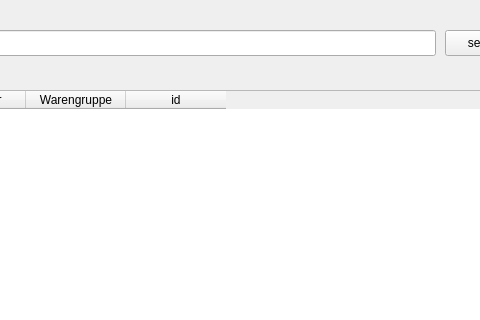
Above: cinputdialogbrowsearticle.ui from RobRoy1304/LaVa-2 before the change; both pictures show x 285 to 765 and y 0 to 320 of the 900 by 540 pixel window. Below: the same form after it.
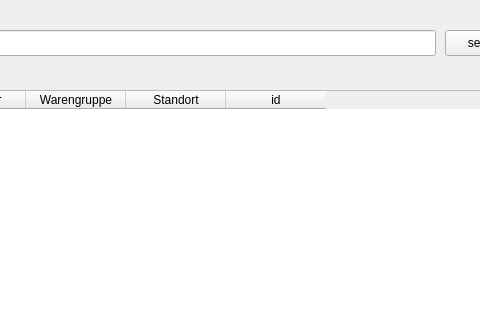
That is the form after the change. Icons and pictures are not drawn.

```diff
--- a/cinputdialogbrowsearticle.ui
+++ b/cinputdialogbrowsearticle.ui
@@ -128,6 +128,11 @@
      <string>Warengruppe</string>
     </property>
    </column>
+   <column>
+    <property name="text">
+     <string>Standort</string>
+    </property>
+   </column>
    <column>
     <property name="text">
      <string>id</string>
```
Left out of the diff: 5 changed lines with no effect on the pictures.
